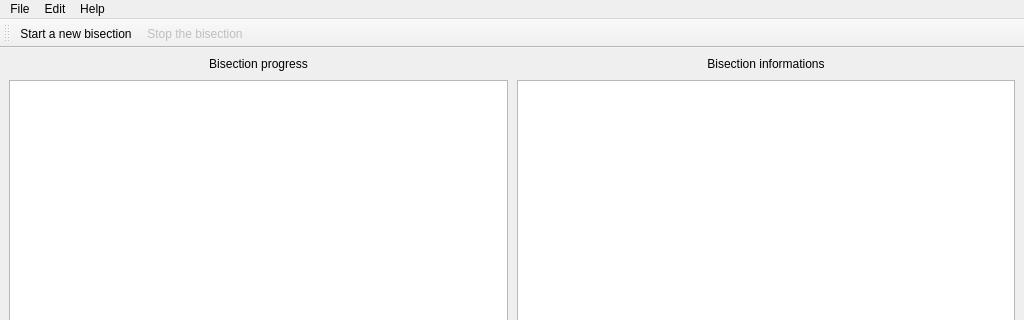
Qt form gui/mozregui/ui/mainwindow.ui (mozilla/mozregression) before a commit; both pictures show x 0 to 1024 and y 0 to 320 of the 1024 by 768 pixel window.
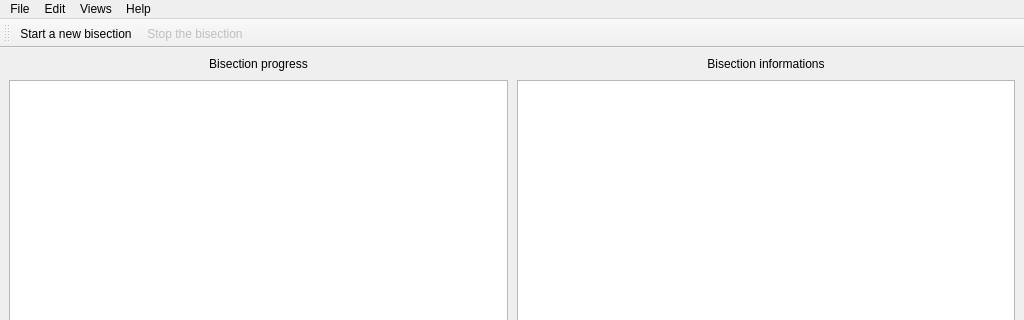
The same form after that commit. Icons and pictures are not drawn. Custom widgets are drawn as their Qt base class.

Commit message: Add views menu which permits to hide/show the toolbar and the log view

What changed in the file:
```diff
--- a/gui/mozregui/ui/mainwindow.ui
+++ b/gui/mozregui/ui/mainwindow.ui
@@ -110,8 +110,16 @@
     </property>
     <addaction name="actionGlobal_preferences"/>
    </widget>
+   <widget class="QMenu" name="menuViews">
+    <property name="title">
+     <string>Views</string>
+    </property>
+    <addaction name="actionToolBar"/>
+    <addaction name="actionLogView"/>
+   </widget>
    <addaction name="menuFile"/>
    <addaction name="menuEdit"/>
+   <addaction name="menuViews"/>
    <addaction name="menuHelp"/>
   </widget>
   <widget class="QToolBar" name="toolBar">
```
Left out of the diff: 60 changed lines with no effect on the pictures.
